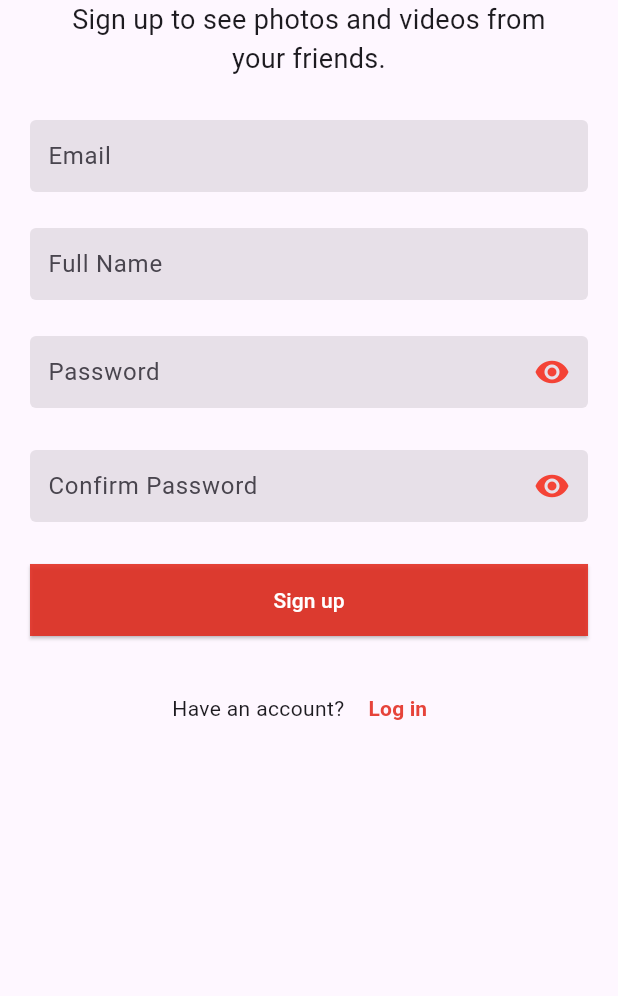
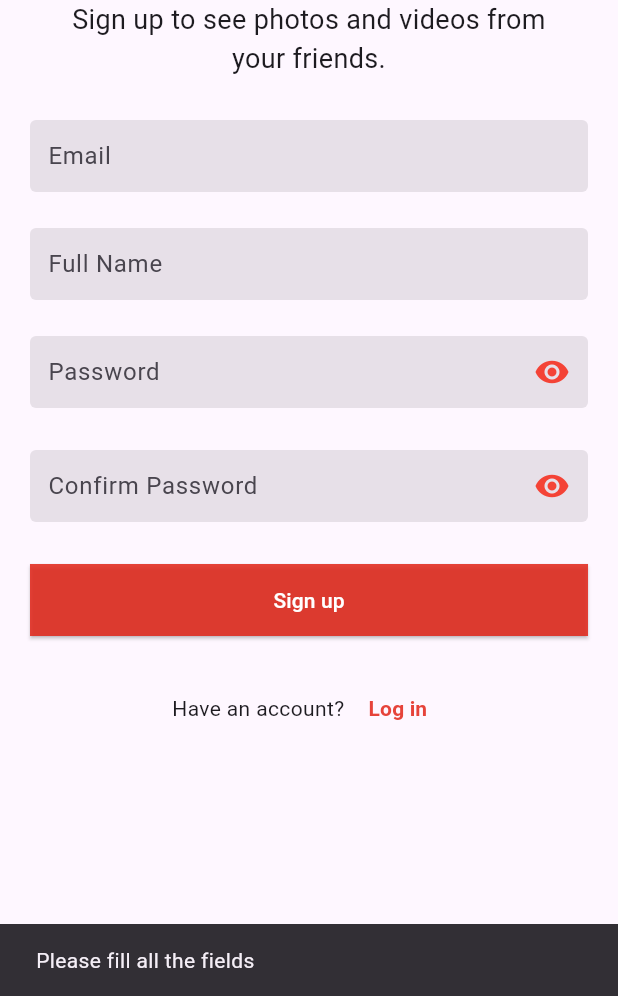
Before and after one commit to NathalieMet/holbertonschool-holbegram, a Flutter app: the screen it shows after launch, after a tap on "Sign up", on a phone screen of 412 x 824 dp, the part 240-1236 px from its top. Run offline on Flutter 3.47's test engine with Material 3 defaults, Android fonts, the phone set to English and light mode, and no system bars; our stand-ins replace cloud_firestore, firebase_auth, firebase_core; accounts and stored records are empty.

Commit message:
add task 6 Auth Methods

```diff
--- /dev/null
+++ b/holbegram/lib/methods/auth_methods.dart
@@ -0,0 +1,115 @@
+import 'package:cloud_firestore/cloud_firestore.dart';
+import 'package:firebase_auth/firebase_auth.dart';
+import 'package:flutter/material.dart';
+import 'package:holbegram/models/user.dart';
+import 'package:holbegram/screens/login_screen.dart';
+import 'dart:typed_data';
+
+class AuthMethode {
+  final FirebaseAuth _auth = FirebaseAuth.instance;
+  final FirebaseFirestore _firestore = FirebaseFirestore.instance;
+
+  // methode pour gérer le login
+  Future<String> login({
+    required String email,
+    required String password,
+    required BuildContext context,
+    }) async {
+      String res = "An error occurred";
+
+      try {
+    if (email.isEmpty || password.isEmpty) {
+      return 'Please fill all the fields';
+    }
+
+    await _auth.signInWithEmailAndPassword(
+        email: email,
+        password: password,
+      );
+
+    Navigator.pushReplacement(
+                            context,
+                            MaterialPageRoute(
+                              builder: (context) => LoginScreen(
+                                emailController: TextEditingController(),
+                                passwordController: TextEditingController(),
+                              ),
+                            ));
+    res = "Success";
+
+     } on FirebaseAuthException catch (e) {
+      // Gérer les erreurs spécifiques de FirebaseAuth
+      if (e.code == 'user-not-found') {
+        res = "No user found for that email.";
+      } else if (e.code == 'wrong-password') {
+        res = "Wrong password provided for that user.";
+      }
+    } catch (e) {
+      // Gérer d'autres types d'erreurs
+      res = e.toString();
+    }
+
+    return res;
+  }
+
+  // methode pour gérer le signup
+  Future<String> signUpUser({
+    required String email,
+    required String password,
+    required String username,
+    Uint8List? file,
+    required BuildContext context,
+    }) async {
+      String res = "An error occurred";
+
+      try {
+    if (email.isEmpty || password.isEmpty || username.isEmpty) {
+      return 'Please fill all the fields';
+    }
+
+     // Création de l'utilisateur dans Firebase Auth
+      UserCredential userCredential = await _auth.createUserWithEmailAndPassword(
+        email: email,
+        password: password,
+      );
+
+       // Récupération de l'utilisateur
+      User? user = userCredential.user;
+      if (user == null) {
+        return "User creation failed.";
+      }
+
+      // Création de l'instance de la classe Users
+      Users users = Users(
+        uid: user.uid,
+        email: email,
+        username: username,
+        bio: "",
+        photoUrl: file != null ? "some_photo_url" : "",
+        followers: [],
+        following: [],
+        posts: [],
+        saved: [],
+        searchKey: username.substring(0, 1).toLowerCase(),
+      );
+
+   await _firestore.collection("users").doc(user.uid).set(users.toJson());
+
+     res = "Success";
+    } on FirebaseAuthException catch (e) {
+      // Gestion des erreurs FirebaseAuth spécifiques
+      if (e.code == 'email-already-in-use') {
+        res = "Email already in use.";
+      } else if (e.code == 'weak-password') {
+        res = "The password is too weak.";
+      } else {
+        res = e.message ?? "An unknown error occurred.";
+      }
+    } catch (e) {
+      // Gestion des autres erreurs
+      res = e.toString();
+    }
+
+    return res;
+  }
+}
--- a/holbegram/lib/screens/signup_screen.dart
+++ b/holbegram/lib/screens/signup_screen.dart
@@ -1,4 +1,5 @@
 import 'package:flutter/material.dart';
+import 'package:holbegram/methods/auth_methods.dart';
 import 'package:holbegram/screens/login_screen.dart';
 import '../widgets/text_field.dart';
 
@@ -147,8 +148,26 @@ class _SignupState extends State<SignUp> {
                             ),
                           ),
                       ),
-                      onPressed: () {
-                        // Action à définir
+                      onPressed: () async {
+                        String email = widget.emailController.text.trim();
+                        String password = widget.passwordController.text.trim();
+                        String username = widget.usernameController.text.trim();
+
+                        String result = await AuthMethode().signUpUser(
+                        context: context,
+                        email: email,
+                        password: password,
+                        username: username
+                        );
+                         if (result == "Success") {
+                          ScaffoldMessenger.of(context).showSnackBar(
+                          const SnackBar(content: Text('Signup successful!')),
+                          );
+                      } else {
+                          ScaffoldMessenger.of(context).showSnackBar(
+                           SnackBar(content: Text(result)),
+                          );
+                        }
                       },
                       child: const Text(
                         'Sign up',
```
Also changed, not shown: holbegram/lib/screens/login_screen.dart (+19 -2 lines).
